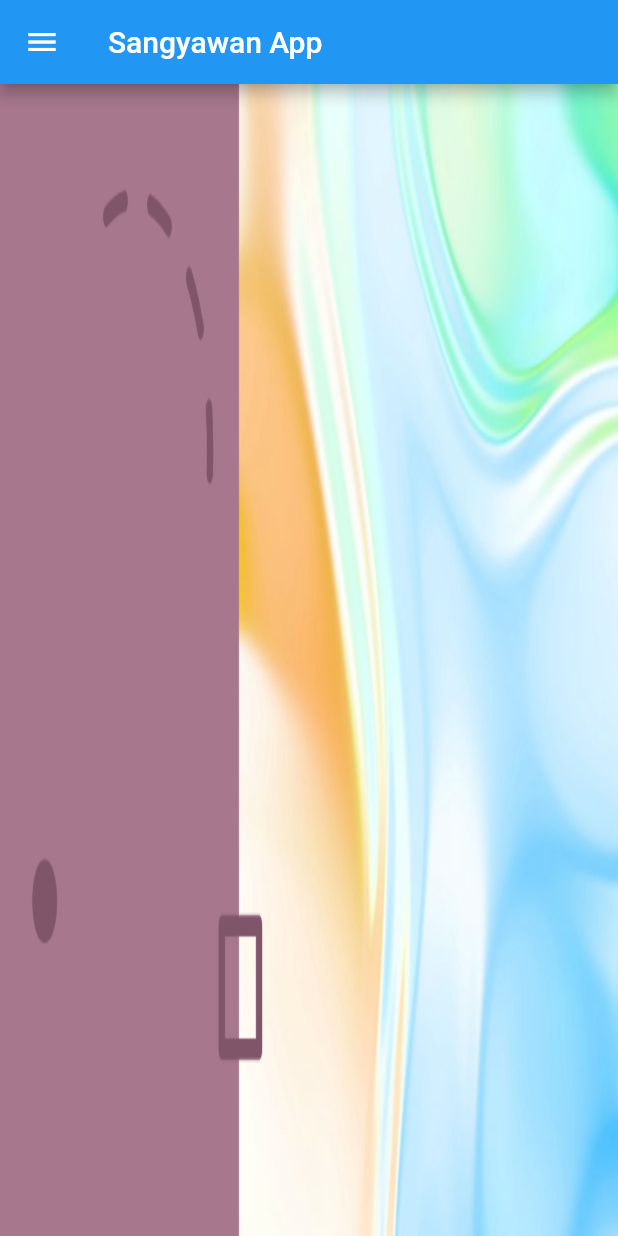
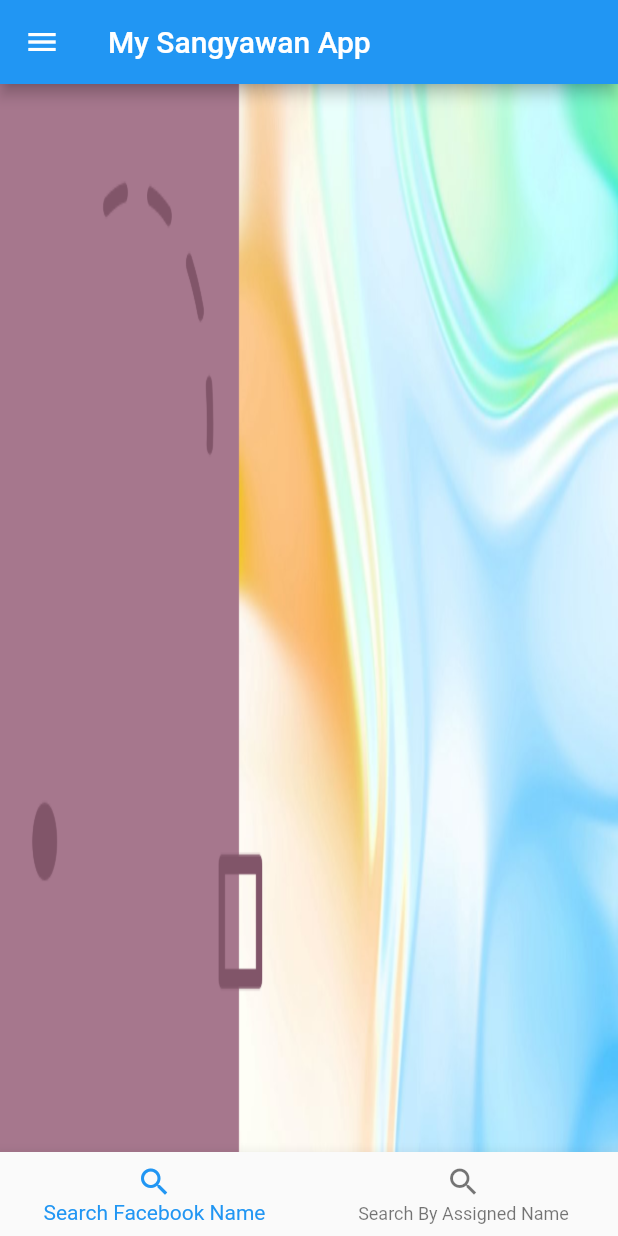
Before and after one commit to ronaly/sangyaw, a Flutter app: the screen it shows after launch, on a phone screen of 412 x 824 dp. Run offline on Flutter 3.47's test engine with Material 2 defaults, Android fonts, the phone set to English and light mode, and no system bars.

Commit message:
adding Bottom Navigation Menu for Search Facebook Name and Search by Assigned Name

```diff
--- a/lib/main.dart
+++ b/lib/main.dart
@@ -1,6 +1,9 @@
 import 'package:flutter/material.dart';
 
 void main() => runApp(MyApp());
+
+
+
 
 class MyApp extends StatelessWidget {
   // This widget is the root of your application.
@@ -11,7 +14,7 @@ class MyApp extends StatelessWidget {
        theme: ThemeData(
         primarySwatch: Colors.blue,
        ),
-       home: MyMainPage(),
+       home: MyHome(),
 
 
      );
@@ -20,24 +23,59 @@ class MyApp extends StatelessWidget {
 
 } //MyApp
 
-class MyMainPage extends StatelessWidget {
+class MyHome extends StatefulWidget {
 
 @override
+  State<StatefulWidget> createState(){
+    return _HomeState();
+
+}
+
+} //MyHome
+
+
+class _HomeState extends State<MyHome>{
+  int _currentIndex = 0;
+
+  @override
   Widget build(BuildContext context){
     return Scaffold(
-      appBar: AppBar(title: Text('Sangyawan App')),
+      appBar: AppBar(title: Text('My Sangyawan App')),
       body: SetBackgroundImage(),
       drawer: MyDrawer(),
+      bottomNavigationBar: BottomNavigationBar(
+        onTap: onTabTapped,
+        currentIndex: _currentIndex,
+        items:[
+          BottomNavigationBarItem(icon: new Icon(Icons.search), title: new Text('Search Facebook Name')),
+          BottomNavigationBarItem(icon: new Icon(Icons.search), title: new Text('Search By Assigned Name')),
+        ],  //items
+      ),
+
+    ); //scaffold
+
+  } //Widget build
 
 
 
-    ); //scaffold
+
+  void onTabTapped(int index) {
+    setState (() {
+      _currentIndex = index;
+
+    } );
+   // print('Current Index $_currentIndex');
+  }
+
+} //_HomeState
 
 
 
-} //Widget build
 
-} //MyMainPage
+
+
+
+
 
 class MyDrawer extends StatelessWidget {
   @override
```
